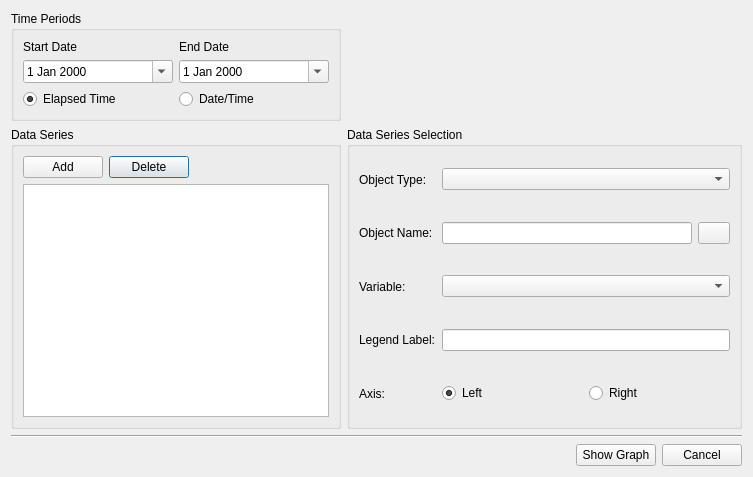
Old version of the form core/ui/toolbars/utilities/timeseries_graph.ui in the repository ibergis/ibergis_qgis_plugin.
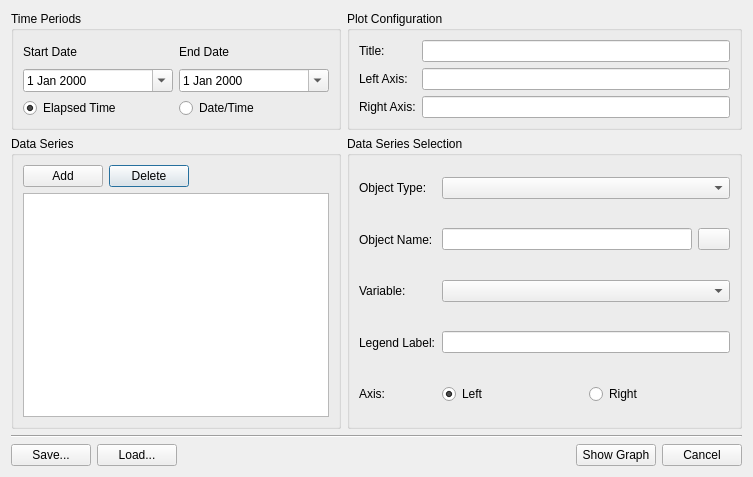
New version of the form.

Commit message: feat(timeseries_graph): make title and axis labels configurable

Diff of the .ui file:
```diff
--- a/core/ui/toolbars/utilities/timeseries_graph.ui
+++ b/core/ui/toolbars/utilities/timeseries_graph.ui
@@ -290,6 +290,13 @@
    <item row="3" column="0" colspan="2">
     <layout class="QGridLayout" name="lyt_buttons">
      <item row="0" column="0">
+      <widget class="QPushButton" name="btn_save">
+       <property name="text">
+        <string>Save...</string>
+       </property>
+      </widget>
+     </item>
+     <item row="0" column="2">
       <spacer name="horizontalSpacer">
        <property name="orientation">
         <enum>Qt::Horizontal</enum>
@@ -302,22 +309,68 @@
        </property>
       </spacer>
      </item>
-     <item row="0" column="1">
+     <item row="0" column="3">
       <widget class="QPushButton" name="btn_accept">
        <property name="text">
         <string>Show Graph</string>
        </property>
       </widget>
      </item>
-     <item row="0" column="2">
+     <item row="0" column="4">
       <widget class="QPushButton" name="btn_cancel">
        <property name="text">
         <string>Cancel</string>
        </property>
       </widget>
      </item>
+     <item row="0" column="1">
+      <widget class="QPushButton" name="btn_load">
+       <property name="text">
+        <string>Load...</string>
+       </property>
+      </widget>
+     </item>
     </layout>
    </item>
+   <item row="0" column="1">
+    <widget class="QGroupBox" name="grb_plot_config">
+     <property name="title">
+      <string>Plot Configuration</string>
+     </property>
+     <layout class="QGridLayout" name="gridLayout_4">
+      <item row="1" column="0">
+       <widget class="QLabel" name="lbl_left_axis">
+        <property name="text">
+         <string>Left Axis:</string>
+        </property>
+       </widget>
+      </item>
+      <item row="0" column="1">
+       <widget class="QLineEdit" name="txt_title"/>
+      </item>
+      <item row="0" column="0">
+       <widget class="QLabel" name="lbl_title">
+        <property name="text">
+         <string>Title:</string>
+        </property>
+       </widget>
+      </item>
+      <item row="2" column="0">
+       <widget class="QLabel" name="lbl_right_axis">
+        <property name="text">
+         <string>Right Axis:</string>
+        </property>
+       </widget>
+      </item>
+      <item row="1" column="1">
+       <widget class="QLineEdit" name="txt_left_axis"/>
+      </item>
+      <item row="2" column="1">
+       <widget class="QLineEdit" name="txt_right_axis"/>
+      </item>
+     </layout>
+    </widget>
+   </item>
   </layout>
  </widget>
  <resources/>
```
The commit also changes 2 other files.
